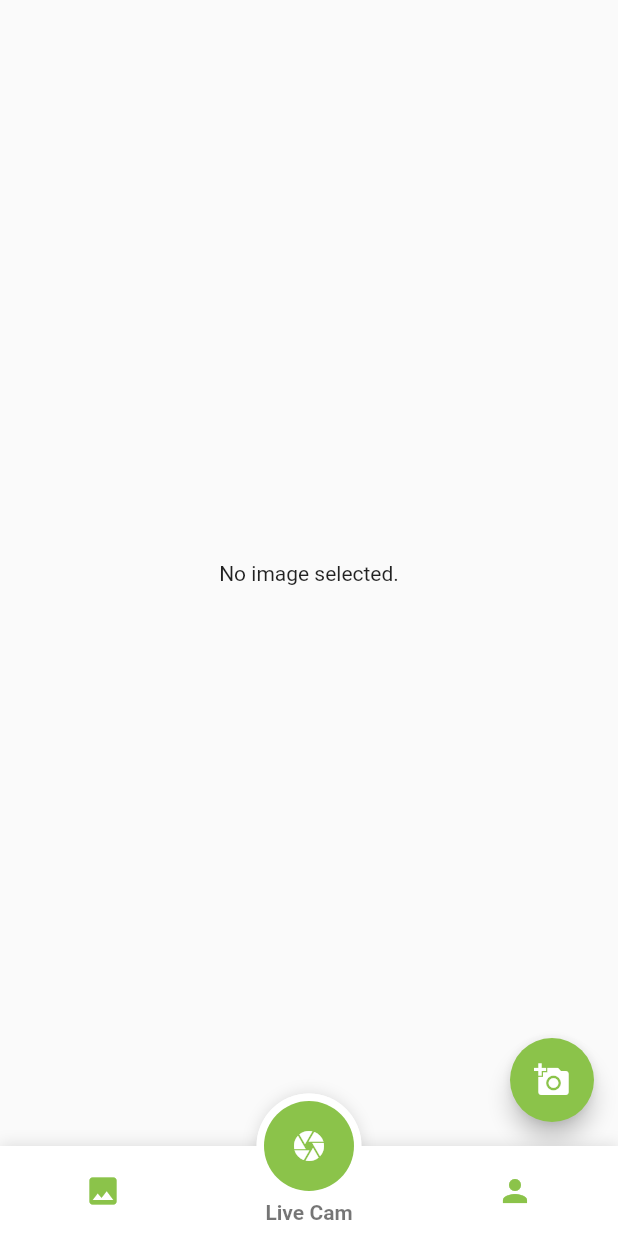
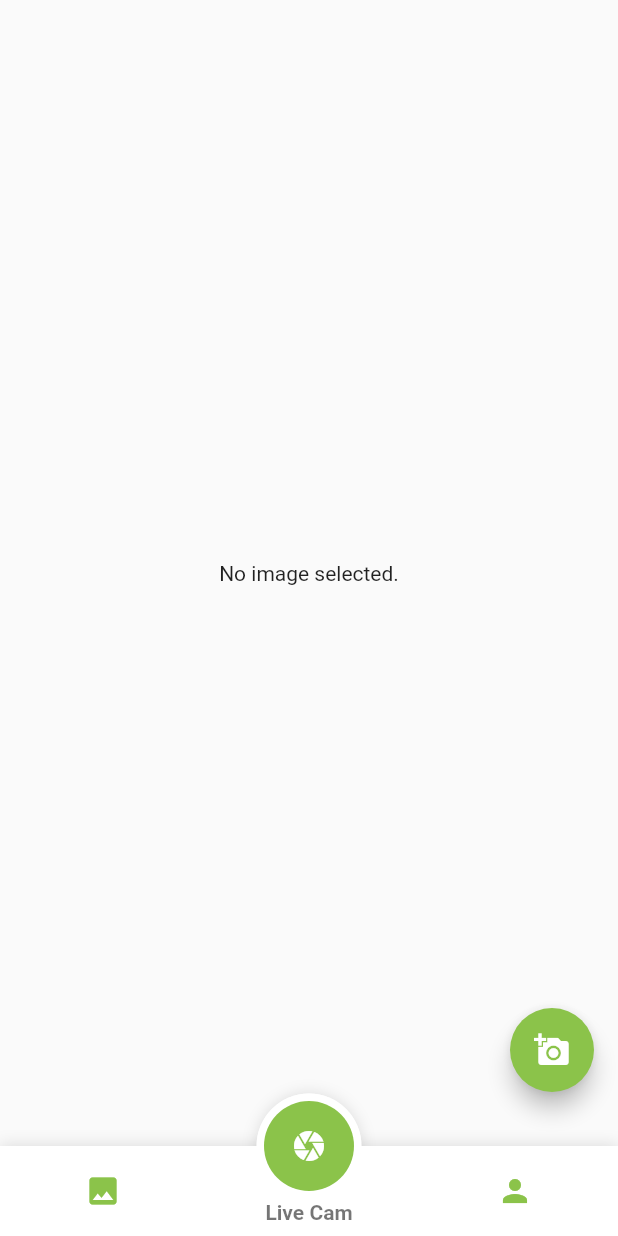
Before and after one commit to JaySinghTalreja/Plant-Health, a Flutter app: the screen it shows after launch, on a phone screen of 412 x 824 dp. Run offline on Flutter 3.47's test engine with Material 2 defaults, Android fonts, the phone set to English and light mode, and no system bars; drawn by our look-alikes of fancy_bottom_navigation; our stand-ins replace image_picker; missing offline and left inert: progress_button.

Commit message:
Added Padding 20px

```diff
--- a/lib/ui/live_cam.dart
+++ b/lib/ui/live_cam.dart
@@ -35,14 +35,17 @@ class _LiveCamState extends State<LiveCam> {
           child: _image == null ? Text('No image selected.'): Image.file(_image),
         ),
 
-        //Changed Icon Color inside FLoatingActionButton By Wraping the icon in an IconTheme
-        floatingActionButton: FloatingActionButton(
+        //Changed Icon Color inside FLoatingActionButton By Wraping the icon in an IconTheme & Elevated it using Padding from bottom over 20 pixels
+        floatingActionButton: Padding(
+          padding: const EdgeInsets.only(bottom: 20.0),
+          child: FloatingActionButton(
           onPressed: getImage,
           tooltip: 'Pick Image',
           child: new IconTheme(
             data: new IconThemeData(color: Colors.white),
             child: new Icon(Icons.add_a_photo),
           ),
+          ),
         ),
       ),
     );
```
